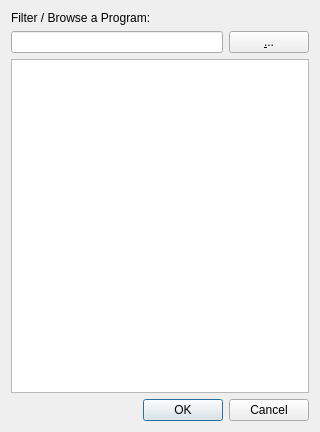
Above: OpenWithDialog.ui from hossein/BookmarkManager before the change. Below: the same form after it.
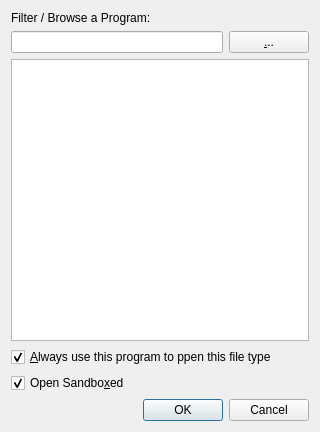
That is the form after the change.

Commit message:
OpenWithDlg now has preferred app and sandboxed opening
OpenWithDlg now sets preferred app on accept. By default preferred
checkbox is checked.
Also returns the sandbox opening in its OutParams.

The edit to the form file:
```diff
--- a/OpenWithDialog.ui
+++ b/OpenWithDialog.ui
@@ -42,6 +42,26 @@
      </property>
     </widget>
    </item>
+   <item>
+    <widget class="QCheckBox" name="chkPreferProgram">
+     <property name="text">
+      <string>&amp;Always use this program to ppen this file type</string>
+     </property>
+     <property name="checked">
+      <bool>true</bool>
+     </property>
+    </widget>
+   </item>
+   <item>
+    <widget class="QCheckBox" name="chkOpenSandboxed">
+     <property name="text">
+      <string>Open Sandbo&amp;xed</string>
+     </property>
+     <property name="checked">
+      <bool>true</bool>
+     </property>
+    </widget>
+   </item>
    <item>
     <widget class="QDialogButtonBox" name="buttonBox">
      <property name="orientation">
```
Left out of the diff: 7 changed lines with no effect on the pictures. The commit also changes 2 other files.
